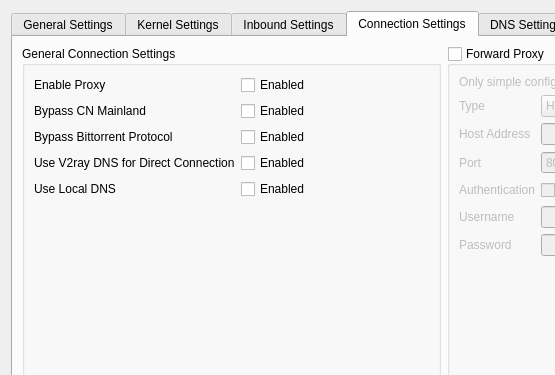
Old version of the form src/ui/windows/w_PreferencesWindow.ui in the repository Qv2ray/Qv2ray; both pictures show x 0 to 555 and y 0 to 375 of the 888 by 652 pixel window.
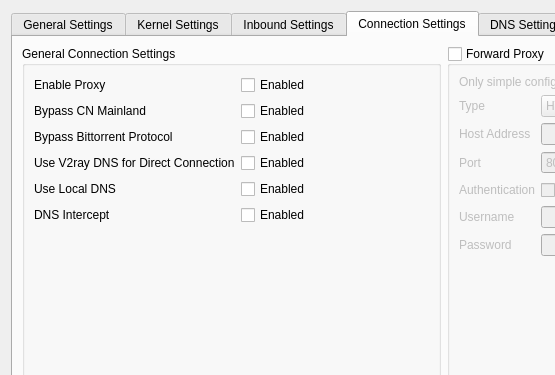
New version of the form. The open tabs and pages were chosen to show the change. Icons and pictures are not drawn.

Commit message: fix: fixed DNS intercept and tProxy checkbox on macOS / Windows

What changed in the file:
```diff
--- a/src/ui/windows/w_PreferencesWindow.ui
+++ b/src/ui/windows/w_PreferencesWindow.ui
@@ -1347,20 +1347,6 @@
                     </property>
                    </widget>
                   </item>
-                  <item>
-                   <widget class="Line" name="line">
-                    <property name="orientation">
-                     <enum>Qt::Vertical</enum>
-                    </property>
-                   </widget>
-                  </item>
-                  <item>
-                   <widget class="QCheckBox" name="dnsIntercept">
-                    <property name="text">
-                     <string>DNS Intercept</string>
-                    </property>
-                   </widget>
-                  </item>
                   <item>
                    <spacer name="horizontalSpacer_2">
                     <property name="orientation">
@@ -1582,6 +1568,23 @@
             </property>
            </widget>
           </item>
+          <item row="5" column="0">
+           <widget class="QLabel" name="label_39">
+            <property name="text">
+             <string>DNS Intercept</string>
+            </property>
+            <property name="textFormat">
+             <enum>Qt::PlainText</enum>
+            </property>
+           </widget>
+          </item>
+          <item row="5" column="1">
+           <widget class="QCheckBox" name="dnsIntercept">
+            <property name="text">
+             <string>Enabled</string>
+            </property>
+           </widget>
+          </item>
          </layout>
         </widget>
        </item>
```
The commit also changes 6 other files.
